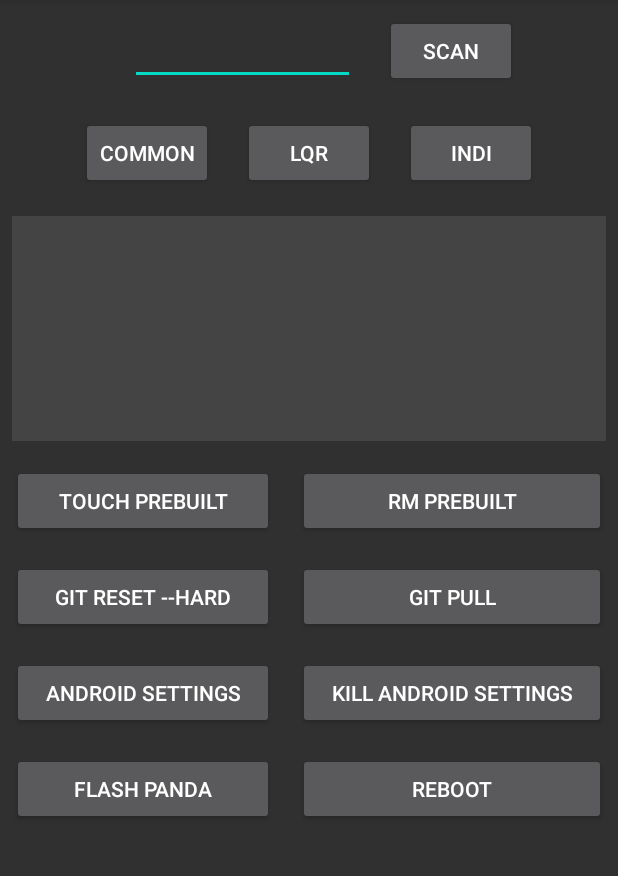
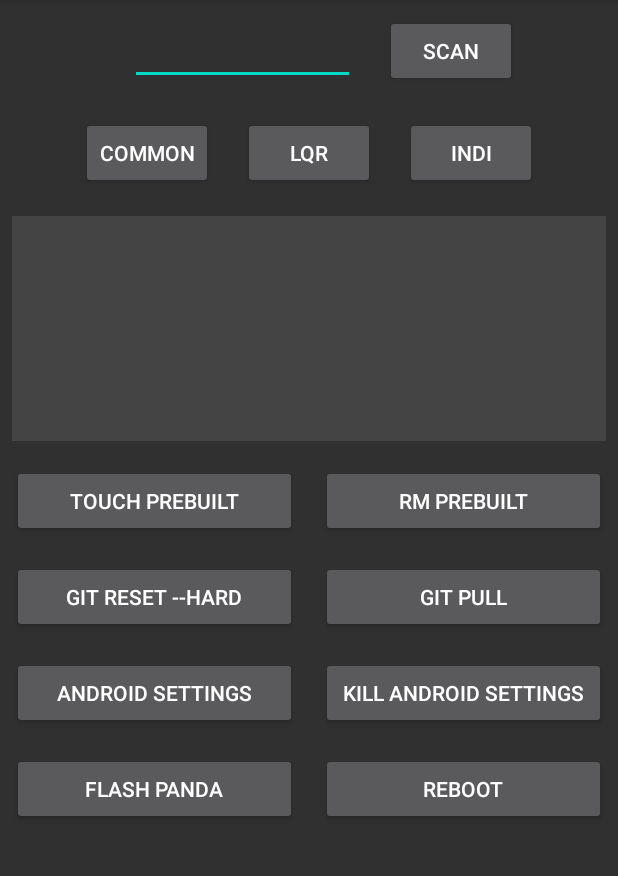
Before and after one commit to neokii/nTune, an Android app: the screen it shows after launch (MainActivity), on a phone screen of 412 x 824 dp, the part 84-960 px from its top. Run offline under Robolectric (Android 15) with nearby library versions, the phone set to English and light mode, and no system bars; libraries missing offline, so code that uses them is left out: com.jcraft.jsch; 1 statement that could not run was skipped.

Commit message:
changed to recyclerview

```diff
--- a/app/build.gradle
+++ b/app/build.gradle
@@ -6,11 +6,13 @@ android {
     compileSdkVersion 29
     buildToolsVersion "29.0.3"
 
+    buildFeatures.viewBinding = true
+
     defaultConfig {
         applicationId "com.neokii.ntune"
         minSdkVersion 21
         targetSdkVersion 29
-        versionCode 1171
+        versionCode 1172
         versionName "1.1.7"
 
         testInstrumentationRunner "androidx.test.runner.AndroidJUnitRunner"
--- a/app/src/main/java/com/neokii/ntune/MainActivity.kt
+++ b/app/src/main/java/com/neokii/ntune/MainActivity.kt
@@ -6,17 +6,16 @@ import android.content.res.Resources
 import android.os.Bundle
 import android.text.TextUtils
 import android.util.DisplayMetrics
-import android.util.Log
 import android.view.View
 import android.view.ViewGroup
 import android.view.inputmethod.InputMethodManager
-import android.widget.Button
-import android.widget.GridLayout
 import androidx.appcompat.app.AlertDialog
 import androidx.appcompat.app.AppCompatActivity
 import androidx.appcompat.app.AppCompatDelegate
-import androidx.core.view.setMargins
+import androidx.recyclerview.widget.GridLayoutManager
+import androidx.recyclerview.widget.RecyclerView
 import com.google.android.material.snackbar.Snackbar
+import com.neokii.ntune.databinding.CmdButtonBinding
 import kotlinx.android.synthetic.main.activity_main.*
 
 
@@ -32,9 +31,10 @@ class MainActivity : AppCompatActivity(), SshShell.OnSshListener
 
         setContentView(R.layout.activity_main)
 
-        val lastIp = SettingUtil.getString(applicationContext, "last_host", "")
-        if(lastIp.isNotEmpty())
-            editHost.setText(lastIp)
+        SettingUtil.getString(applicationContext, "last_host", "").also {
+            if(it.isNotEmpty())
+                editHost.setText(it)
+        }
 
         btnConnectLqr.setOnClickListener {
             handleConnect(LqrTuneActivity::class.java)
@@ -52,7 +52,7 @@ class MainActivity : AppCompatActivity(), SshShell.OnSshListener
             handleScan()
         }
 
-        buildButtons(layoutButtons)
+        buildButtons()
         updateControls(false)
 
         handleScan()
@@ -178,28 +178,18 @@ class MainActivity : AppCompatActivity(), SshShell.OnSshListener
         }
     }
 
-    private fun buildButtons(viewGroup: ViewGroup)
+    inner class ListAdapter: RecyclerView.Adapter<ListAdapter.ViewHolder>()
     {
-        for(cmd in SshShell.cmdList)
+        inner class ViewHolder(val binding: CmdButtonBinding) : RecyclerView.ViewHolder(binding.root)
         {
-            val btn = Button(this)
-            btn.text = cmd.key
-
-            GridLayout.LayoutParams(
-                GridLayout.spec(GridLayout.UNDEFINED, GridLayout.FILL, 1f),
-                GridLayout.spec(GridLayout.UNDEFINED, GridLayout.FILL, 1f)
-            ).also {
-
-                it.setMargins(DP2PX(this, 8))
-                viewGroup.addView(btn, it)
-            }
-
-            btn.setOnClickListener{
+            init {
+                binding.btnCmd.setOnClickListener {
+                    val cmd = SshShell.cmdList[adapterPosition]
 
                     val host = editHost.text.toString();
                     if(host.isNotEmpty())
                     {
-                    if(cmd.value.confirm)
+                        if(cmd.confirm)
                         {
                             AlertDialog.Builder(this@MainActivity)
                                 .setMessage(R.string.confirm)
@@ -207,17 +197,38 @@ class MainActivity : AppCompatActivity(), SshShell.OnSshListener
                                 .setPositiveButton(
                                     android.R.string.ok
                                 ) { _, _ ->
-                                SshShell.cmdList[cmd.key]?.let { shell(host, it.cmds) }
+                                    shell(host, cmd.cmds)
                                 }
                                 .show()
                         }
                         else
                         {
-                        SshShell.cmdList[cmd.key]?.let { shell(host, it.cmds) }
+                            shell(host, cmd.cmds)
                         }
                     }
                 }
             }
+        }
+
+        override fun getItemCount(): Int {
+            return SshShell.cmdList.size
+        }
+
+        override fun onCreateViewHolder(parent: ViewGroup, viewType: Int): ViewHolder {
+            return ViewHolder(CmdButtonBinding.inflate(layoutInflater))
+        }
+
+        override fun onBindViewHolder(holder: ViewHolder, position: Int) {
+
+            val cmd = SshShell.cmdList[position]
+            holder.binding.btnCmd.text = cmd.title
+        }
+    }
+
+    private fun buildButtons()
+    {
+        listView.layoutManager = GridLayoutManager(this, 2, GridLayoutManager.VERTICAL, false)
+        listView.adapter = ListAdapter()
     }
 
     fun shell(host: String, cmds: ArrayList<String>)
@@ -231,6 +242,7 @@ class MainActivity : AppCompatActivity(), SshShell.OnSshListener
             shell?.start()
         }
 
+        if(shell?.isConnected() == true)
             addLog("\n")
 
         for (cmd in cmds)
--- a/app/src/main/java/com/neokii/ntune/SshShell.kt
+++ b/app/src/main/java/com/neokii/ntune/SshShell.kt
@@ -21,33 +21,23 @@ class SshShell(
 ) : Thread()
 {
     data class CmdItem(
+        val title: String,
         val confirm: Boolean,
         val cmds: ArrayList<String>
     )
 
     companion object {
-        val cmdList = mapOf(
+        val cmdList = arrayListOf(
 
-            "touch prebuilt" to CmdItem(
-                false,
-                arrayListOf("touch /data/openpilot/prebuilt")
-            ),
-            "rm prebuilt" to CmdItem(
-                false,
-                arrayListOf("rm /data/openpilot/prebuilt")
-            ),
-            "git reset --hard" to CmdItem(false, arrayListOf("cd /data/openpilot && git reset --hard")),
-            "git pull" to CmdItem(false, arrayListOf("cd /data/openpilot && git pull")),
+            CmdItem("touch prebuilt", false, arrayListOf("touch /data/openpilot/prebuilt")),
+            CmdItem("rm prebuilt", false, arrayListOf("rm /data/openpilot/prebuilt")),
+            CmdItem("git reset --hard", true, arrayListOf("cd /data/openpilot && git reset --hard")),
+            CmdItem("git pull", false, arrayListOf("cd /data/openpilot && git pull")),
+            CmdItem("android settings", false, arrayListOf("am start -a android.settings.SETTINGS")),
+            CmdItem("kill android settings", false, arrayListOf("pkill -f com.android.settings")),
+            CmdItem("flash panda", true, arrayListOf("cd /data/openpilot/panda/board && pkill -f boardd && make")),
+            CmdItem("reboot", true, arrayListOf("reboot"))
 
-            "android settings" to CmdItem(false, arrayListOf("am start -a android.settings.SETTINGS")),
-            "kill android settings" to CmdItem(false, arrayListOf("pkill -f com.android.settings")),
-
-            "flash panda" to CmdItem(
-                true,
-                arrayListOf("cd /data/openpilot/panda/board && pkill -f boardd && make")
-            ),
-
-            "reboot" to CmdItem(true, arrayListOf("reboot"))
         )
     }
 
--- a/app/src/main/res/layout/activity_main.xml
+++ b/app/src/main/res/layout/activity_main.xml
@@ -1,6 +1,5 @@
 <?xml version="1.0" encoding="utf-8"?>
-<ScrollView
-    xmlns:android="http://schemas.android.com/apk/res/android"
+<androidx.constraintlayout.widget.ConstraintLayout xmlns:android="http://schemas.android.com/apk/res/android"
     xmlns:app="http://schemas.android.com/apk/res-auto"
     xmlns:tools="http://schemas.android.com/tools"
     android:id="@+id/rooView"
@@ -9,30 +8,32 @@
     tools:context=".MainActivity">
 
     <LinearLayout
-        android:layout_width="match_parent"
+        android:id="@+id/linearLayout"
+        android:layout_width="0dp"
         android:layout_height="wrap_content"
-        android:orientation="vertical">
+        android:orientation="vertical"
+        app:layout_constraintEnd_toEndOf="parent"
+        app:layout_constraintStart_toStartOf="parent"
+        app:layout_constraintTop_toTopOf="parent">
 
         <LinearLayout
             android:layout_width="wrap_content"
             android:layout_height="wrap_content"
-            android:orientation="horizontal"
-            android:layout_gravity="center_horizontal">
+            android:layout_gravity="center_horizontal"
+            android:orientation="horizontal">
 
             <ProgressBar
                 android:id="@+id/progBar"
                 android:layout_width="20dp"
                 android:layout_height="20dp"
-                android:layout_gravity="center_vertical"
-                />
+                android:layout_gravity="center_vertical" />
 
             <EditText
                 android:id="@+id/editHost"
                 android:layout_width="150dp"
                 android:layout_height="wrap_content"
                 android:layout_gravity="center_vertical"
-                android:layout_margin="10dp"
-                />
+                android:layout_margin="10dp" />
 
             <Button
                 android:id="@+id/btnScan"
@@ -40,7 +41,7 @@
                 android:layout_height="wrap_content"
                 android:layout_gravity="center_vertical"
                 android:layout_margin="10dp"
-                android:text="@string/btn_scan"/>
+                android:text="@string/btn_scan" />
 
         </LinearLayout>
 
@@ -48,8 +49,8 @@
         <LinearLayout
             android:layout_width="wrap_content"
             android:layout_height="wrap_content"
-            android:orientation="horizontal"
-            android:layout_gravity="center_horizontal">
+            android:layout_gravity="center_horizontal"
+            android:orientation="horizontal">
 
             <Button
                 android:id="@+id/btnCommon"
@@ -57,7 +58,7 @@
                 android:layout_height="wrap_content"
                 android:layout_gravity="center_vertical"
                 android:layout_margin="10dp"
-                android:text="@string/btn_connect_common"/>
+                android:text="@string/btn_connect_common" />
 
             <Button
                 android:id="@+id/btnConnectLqr"
@@ -65,7 +66,7 @@
                 android:layout_height="wrap_content"
                 android:layout_gravity="center_vertical"
                 android:layout_margin="10dp"
-                android:text="@string/btn_connect_lqr"/>
+                android:text="@string/btn_connect_lqr" />
 
             <Button
                 android:id="@+id/btnConnectIndi"
@@ -73,7 +74,7 @@
                 android:layout_height="wrap_content"
                 android:layout_gravity="center_vertical"
                 android:layout_margin="10dp"
-                android:text="@string/btn_connect_indi"/>
+                android:text="@string/btn_connect_indi" />
 
         </LinearLayout>
 
@@ -81,28 +82,37 @@
             android:id="@+id/logScrollView"
             android:layout_width="match_parent"
             android:layout_height="150dp"
-            tools:ignore="NestedScrolling"
             android:layout_margin="8dp"
+            android:background="#444"
             android:padding="5dp"
-            android:background="#444">
+            tools:ignore="NestedScrolling">
 
             <TextView
                 android:id="@+id/logView"
                 android:layout_width="match_parent"
-                android:layout_height="wrap_content"
-                />
+                android:layout_height="wrap_content" />
 
         </ScrollView>
 
-        <GridLayout
+        <!--GridLayout
             android:id="@+id/layoutButtons"
             android:layout_width="match_parent"
             android:layout_height="wrap_content"
             android:orientation="horizontal"
             android:columnCount="2"
             android:alignmentMode="alignBounds"
-            />
-
+            /-->
 
     </LinearLayout>
-</ScrollView>
+
+    <androidx.recyclerview.widget.RecyclerView
+        android:id="@+id/listView"
+        android:layout_width="match_parent"
+        android:layout_height="0dp"
+        app:layout_constraintTop_toBottomOf="@id/linearLayout"
+        app:layout_constraintBottom_toBottomOf="parent"
+        app:layout_constraintEnd_toEndOf="parent"
+        app:layout_constraintStart_toStartOf="parent"
+         />
+
+</androidx.constraintlayout.widget.ConstraintLayout>
--- /dev/null
+++ b/app/src/main/res/layout/cmd_button.xml
@@ -0,0 +1,17 @@
+<?xml version="1.0" encoding="utf-8"?>
+<androidx.constraintlayout.widget.ConstraintLayout xmlns:android="http://schemas.android.com/apk/res/android"
+    xmlns:app="http://schemas.android.com/apk/res-auto"
+    android:layout_width="match_parent"
+    android:layout_height="match_parent"
+    android:padding="8dp">
+
+    <Button
+        android:id="@+id/btnCmd"
+        android:layout_width="match_parent"
+        android:layout_height="match_parent"
+        app:layout_constraintStart_toStartOf="parent"
+        app:layout_constraintTop_toTopOf="parent"
+        app:layout_constraintBottom_toBottomOf="parent"
+        app:layout_constraintEnd_toEndOf="parent"/>
+
+</androidx.constraintlayout.widget.ConstraintLayout>
```
Also changed, not shown: 2 other files. Lines whose indentation alone changed are shown as unchanged.
